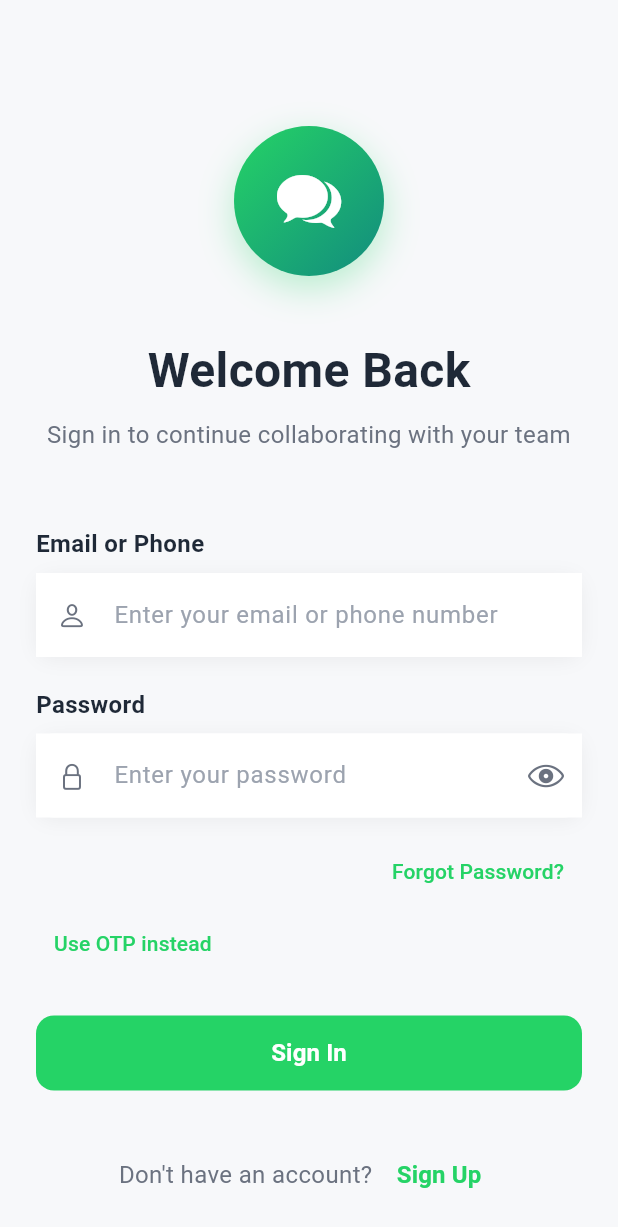
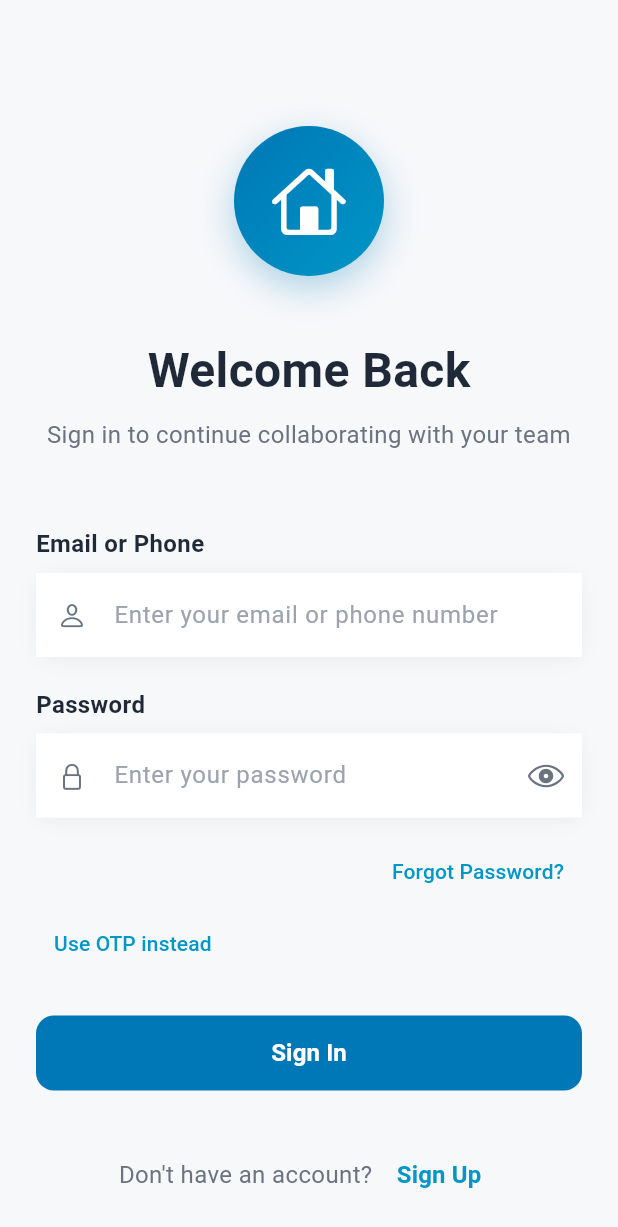
Before and after one commit to nftcoinmkt/aibot, a Flutter app: the screen it shows after launch, on a phone screen of 412 x 824 dp. Shown: the top 1227 px of the screen. Run offline on Flutter 3.47's test engine with Material 3 defaults, Android fonts, the phone set to English and light mode, and no system bars; our stand-ins replace cross_file, file_picker, flutter_secure_storage, image_picker; missing offline and left inert: image_picker_web; accounts and stored records are empty.

Commit message:
Updated theme to blue

```diff
--- a/flutter_ai_bot/lib/main.dart
+++ b/flutter_ai_bot/lib/main.dart
@@ -35,14 +35,16 @@ class _MyAppState extends State<MyApp> {
     return MaterialApp(
       title: 'Flutter AI Bot',
       theme: ThemeData(
-        primaryColor: const Color(0xff075E54),
-        scaffoldBackgroundColor: const Color(0xffECE5DD),
+        primaryColor: const Color(0xff023E8A), // Primary deep blue
+        scaffoldBackgroundColor: const Color(0xffCAF0F8), // Off-white with blue tint
         colorScheme: ColorScheme.fromSwatch().copyWith(
-          secondary: const Color(0xff25D366),
-          background: const Color(0xffECE5DD),
+          primary: const Color(0xff023E8A), // Primary deep blue
+          secondary: const Color(0xff00B4D8), // Bright accent for CTAs
+          background: const Color(0xffCAF0F8), // Off-white with blue tint
+          surface: const Color(0xffADE8F4), // Very light blue for cards
         ),
         appBarTheme: const AppBarTheme(
-          backgroundColor: Color(0xff075E54),
+          backgroundColor: Color(0xff023E8A), // Primary deep blue for headers
           elevation: 0,
           titleTextStyle: TextStyle(
             color: Colors.white,
@@ -55,7 +57,7 @@ class _MyAppState extends State<MyApp> {
         ),
         elevatedButtonTheme: ElevatedButtonThemeData(
           style: ElevatedButton.styleFrom(
-            backgroundColor: const Color(0xff075E54),
+            backgroundColor: const Color(0xff0077B6), // Primary mid blue for main buttons
             foregroundColor: Colors.white,
             shape: RoundedRectangleBorder(
               borderRadius: BorderRadius.circular(8),
@@ -71,11 +73,11 @@ class _MyAppState extends State<MyApp> {
           ),
           focusedBorder: OutlineInputBorder(
             borderRadius: BorderRadius.circular(8),
-            borderSide: const BorderSide(color: Color(0xff075E54)),
+            borderSide: const BorderSide(color: Color(0xff48CAE4)), // Soft blue for input borders
           ),
         ),
         floatingActionButtonTheme: const FloatingActionButtonThemeData(
-          backgroundColor: Color(0xff25D366),
+          backgroundColor: Color(0xff00B4D8), // Bright accent for floating actions
           foregroundColor: Colors.white,
         ),
         textTheme: const TextTheme(
--- a/flutter_ai_bot/lib/views/change_password_view.dart
+++ b/flutter_ai_bot/lib/views/change_password_view.dart
@@ -41,7 +41,7 @@ class _ChangePasswordViewState extends State<ChangePasswordView> {
       ScaffoldMessenger.of(context).showSnackBar(
         const SnackBar(
           content: Text('Password changed successfully'),
-          backgroundColor: Color(0xFF25D366),
+          backgroundColor: Color(0xff00B4D8), // Bright accent for success notifications
         ),
       );
       Navigator.of(context).pop();
@@ -63,7 +63,7 @@ class _ChangePasswordViewState extends State<ChangePasswordView> {
     return Scaffold(
       appBar: AppBar(
         title: const Text('Change Password'),
-        backgroundColor: const Color(0xFF25D366),
+        backgroundColor: const Color(0xff023E8A), // Primary deep blue for app bar
       ),
       body: SingleChildScrollView(
         padding: const EdgeInsets.all(16),
@@ -110,7 +110,7 @@ class _ChangePasswordViewState extends State<ChangePasswordView> {
                 child: ElevatedButton(
                   onPressed: _isSubmitting ? null : _submit,
                   style: ElevatedButton.styleFrom(
-                    backgroundColor: const Color(0xFF25D366),
+                    backgroundColor: const Color(0xff0077B6), // Primary mid blue for button
                     foregroundColor: Colors.white,
                     shape: RoundedRectangleBorder(borderRadius: BorderRadius.circular(12)),
                   ),
--- a/flutter_ai_bot/lib/views/channel_details_view.dart
+++ b/flutter_ai_bot/lib/views/channel_details_view.dart
@@ -152,11 +152,11 @@ class _ChannelDetailsViewState extends State<ChannelDetailsView> {
     return ListTile(
       contentPadding: const EdgeInsets.symmetric(horizontal: 16, vertical: 8),
       leading: CircleAvatar(
-        backgroundColor: const Color(0xFF25D366).withOpacity(0.1),
+        backgroundColor: const Color(0xff48CAE4).withOpacity(0.2), // Soft blue background
         child: Text(
           user.fullName.isNotEmpty ? user.fullName[0].toUpperCase() : 'U',
           style: const TextStyle(
-            color: Color(0xFF25D366),
+            color: Color(0xff48CAE4), // Soft blue for avatar text
             fontWeight: FontWeight.bold,
           ),
         ),
--- a/flutter_ai_bot/lib/views/channel_management_view.dart
+++ b/flutter_ai_bot/lib/views/channel_management_view.dart
@@ -85,7 +85,7 @@ class _ChannelManagementViewState extends State<ChannelManagementView> {
     return Scaffold(
       backgroundColor: const Color(0xFFF7F8FA),
       appBar: AppBar(
-        backgroundColor: const Color(0xFF25D366),
+        backgroundColor: const Color(0xff023E8A), // Primary deep blue for app bar
         elevation: 0,
         leading: IconButton(
           icon: const Icon(CupertinoIcons.back, color: Colors.white),
@@ -165,14 +165,14 @@ class _ChannelManagementViewState extends State<ChannelManagementView> {
               width: 50,
               height: 50,
               decoration: BoxDecoration(
-                color: const Color(0xFF25D366).withOpacity(0.1),
+                color: const Color(0xff48CAE4).withOpacity(0.2), // Soft blue background
                 borderRadius: BorderRadius.circular(25),
               ),
               child: Center(
                 child: Text(
                   channel.name.isNotEmpty ? channel.name[0].toUpperCase() : '#',
                   style: const TextStyle(
-                    color: Color(0xFF25D366),
+                    color: Color(0xff48CAE4), // Soft blue for channel avatar text
                     fontSize: 20,
                     fontWeight: FontWeight.bold,
                   ),
--- a/flutter_ai_bot/lib/views/create_channel_view.dart
+++ b/flutter_ai_bot/lib/views/create_channel_view.dart
@@ -64,7 +64,7 @@ class _CreateChannelViewState extends State<CreateChannelView> {
     return Scaffold(
       backgroundColor: const Color(0xFFF7F8FA),
       appBar: AppBar(
-        backgroundColor: const Color(0xFF25D366),
+        backgroundColor: const Color(0xff023E8A), // Primary deep blue for app bar
         elevation: 0,
         leading: IconButton(
           icon: const Icon(CupertinoIcons.back, color: Colors.white),
@@ -120,12 +120,12 @@ class _CreateChannelViewState extends State<CreateChannelView> {
                         width: 50,
                         height: 50,
                         decoration: BoxDecoration(
-                          color: const Color(0xFF25D366).withOpacity(0.1),
+                          color: const Color(0xff48CAE4).withOpacity(0.2), // Soft blue background
                           borderRadius: BorderRadius.circular(25),
                         ),
                         child: const Icon(
                           CupertinoIcons.number,
-                          color: Color(0xFF25D366),
+                          color: Color(0xff48CAE4), // Soft blue for icon
                           size: 24,
                         ),
                       ),
--- a/flutter_ai_bot/lib/views/login_view.dart
+++ b/flutter_ai_bot/lib/views/login_view.dart
@@ -139,7 +139,7 @@ class _LoginViewState extends State<LoginView> {
         ScaffoldMessenger.of(context).showSnackBar(
           const SnackBar(
             content: Text('OTP sent. Please check your phone.'),
-            backgroundColor: Color(0xFF25D366),
+            backgroundColor: Color(0xff00B4D8), // Bright accent for notifications
           ),
         );
       }
@@ -243,21 +243,21 @@ class _LoginViewState extends State<LoginView> {
                   height: 100,
                   decoration: BoxDecoration(
                     gradient: const LinearGradient(
-                      colors: [Color(0xFF25D366), Color(0xFF128C7E)],
+                      colors: [Color(0xff0077B6), Color(0xff0096C7)], // Primary mid blue to secondary blue gradient
                       begin: Alignment.topLeft,
                       end: Alignment.bottomRight,
                     ),
                     borderRadius: BorderRadius.circular(50),
                     boxShadow: [
                       BoxShadow(
-                        color: const Color(0xFF25D366).withOpacity(0.3),
+                        color: const Color(0xff0077B6).withOpacity(0.3), // Primary mid blue shadow
                         blurRadius: 20,
                         offset: const Offset(0, 8),
                       ),
                     ],
                   ),
                   child: const Icon(
-                    CupertinoIcons.chat_bubble_2_fill,
+                    CupertinoIcons.home,
                     color: Colors.white,
                     size: 50,
                   ),
@@ -350,7 +350,7 @@ class _LoginViewState extends State<LoginView> {
                           child: const Text(
                             'Forgot Password?',
                             style: TextStyle(
-                              color: Color(0xFF25D366),
+                              color: Color(0xff0096C7), // Secondary blue for links
                               fontSize: 14,
                               fontWeight: FontWeight.w500,
                             ),
@@ -368,7 +368,7 @@ class _LoginViewState extends State<LoginView> {
                           child: const Text(
                             'Use OTP instead',
                             style: TextStyle(
-                              color: Color(0xFF25D366),
+                              color: Color(0xff0096C7), // Secondary blue for OTP link
                               fontSize: 14,
                               fontWeight: FontWeight.w500,
                             ),
@@ -382,7 +382,7 @@ class _LoginViewState extends State<LoginView> {
                         child: ElevatedButton(
                           onPressed: _isLoading ? null : _login,
                           style: ElevatedButton.styleFrom(
-                            backgroundColor: const Color(0xFF25D366),
+                            backgroundColor: const Color(0xff0077B6), // Primary mid blue for main button
                             foregroundColor: Colors.white,
                             elevation: 0,
                             shape: RoundedRectangleBorder(
@@ -455,7 +455,7 @@ class _LoginViewState extends State<LoginView> {
                                   },
                             child: Text(
                               _retryAfter > 0 ? 'Resend in $_retryAfter s' : 'Request Code',
-                              style: const TextStyle(color: Color(0xFF25D366)),
+                              style: const TextStyle(color: Color(0xff0096C7)), // Secondary blue for resend text
                             ),
                           ),
                           TextButton(
@@ -478,7 +478,7 @@ class _LoginViewState extends State<LoginView> {
                         child: ElevatedButton(
                           onPressed: _isVerifyingOtp ? null : _verifyOtpLogin,
                           style: ElevatedButton.styleFrom(
-                            backgroundColor: const Color(0xFF25D366),
+                            backgroundColor: const Color(0xff0077B6), // Primary mid blue for verify button
                             foregroundColor: Colors.white,
                             elevation: 0,
                             shape: RoundedRectangleBorder(
@@ -520,7 +520,7 @@ class _LoginViewState extends State<LoginView> {
                           child: const Text(
                             'Sign Up',
                             style: TextStyle(
-                              color: Color(0xFF25D366),
+                              color: Color(0xff0096C7), // Secondary blue for sign up text
                               fontSize: 16,
                               fontWeight: FontWeight.w600,
                             ),
--- a/flutter_ai_bot/lib/views/main_navigation.dart
+++ b/flutter_ai_bot/lib/views/main_navigation.dart
@@ -97,14 +97,14 @@ class _MainNavigationState extends State<MainNavigation> {
           children: [
             Icon(
               icon,
-              color: isSelected ? const Color(0xFF25D366) : Colors.grey,
+              color: isSelected ? const Color(0xff0077B6) : Colors.grey, // Primary mid blue for selected tab
               size: 24,
             ),
             const SizedBox(height: 4),
             Text(
               label,
               style: TextStyle(
-                color: isSelected ? const Color(0xFF25D366) : Colors.grey,
+                color: isSelected ? const Color(0xff0077B6) : Colors.grey, // Primary mid blue for selected tab text
                 fontSize: 12,
                 fontWeight: isSelected ? FontWeight.w600 : FontWeight.w400,
               ),
--- a/flutter_ai_bot/lib/views/reset_password_view.dart
+++ b/flutter_ai_bot/lib/views/reset_password_view.dart
@@ -47,7 +47,7 @@ class _ResetPasswordViewState extends State<ResetPasswordView> {
       ScaffoldMessenger.of(context).showSnackBar(
         const SnackBar(
           content: Text('Password has been reset. Please log in.'),
-          backgroundColor: Color(0xFF25D366),
+          backgroundColor: Color(0xff00B4D8), // Bright accent for success notifications
         ),
       );
       Navigator.of(context).pushNamedAndRemoveUntil('/login', (route) => false);
@@ -69,7 +69,7 @@ class _ResetPasswordViewState extends State<ResetPasswordView> {
     return Scaffold(
       appBar: AppBar(
         title: const Text('Reset Password'),
-        backgroundColor: const Color(0xFF25D366),
+        backgroundColor: const Color(0xff023E8A), // Primary deep blue for app bar
       ),
       body: SingleChildScrollView(
         padding: const EdgeInsets.all(16),
@@ -115,7 +115,7 @@ class _ResetPasswordViewState extends State<ResetPasswordView> {
                 child: ElevatedButton(
                   onPressed: _isSubmitting ? null : _submit,
                   style: ElevatedButton.styleFrom(
-                    backgroundColor: const Color(0xFF25D366),
+                    backgroundColor: const Color(0xff0077B6), // Primary mid blue for button
                     foregroundColor: Colors.white,
                     shape: RoundedRectangleBorder(borderRadius: BorderRadius.circular(12)),
                   ),
```
Also changed, not shown: flutter_ai_bot/lib/views/channels_list_view.dart (+6 -6 lines), flutter_ai_bot/lib/views/chat_view.dart (+13 -13 lines), flutter_ai_bot/lib/views/dashboard_view.dart (+7 -7 lines), flutter_ai_bot/lib/views/forgot_password_view.dart (+8 -8 lines), flutter_ai_bot/lib/views/invite_member_view.dart (+4 -4 lines), flutter_ai_bot/lib/views/member_management_view.dart (+5 -5 lines), flutter_ai_bot/lib/views/settings_view.dart (+6 -6 lines), flutter_ai_bot/lib/views/signup_view.dart (+12 -12 lines), 3 other files.
